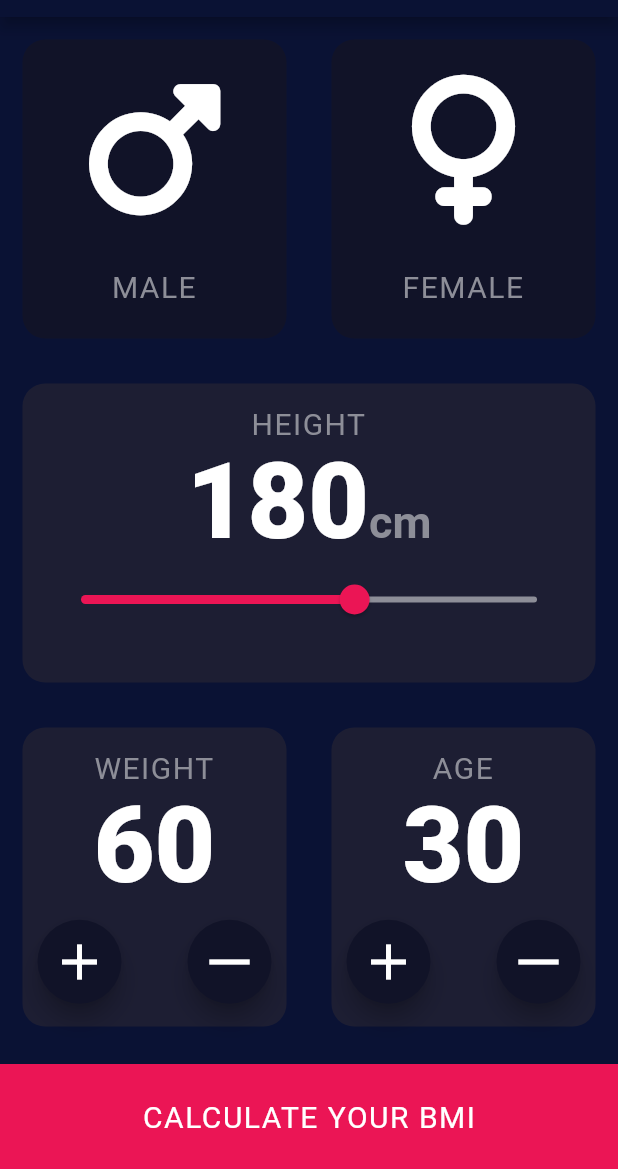
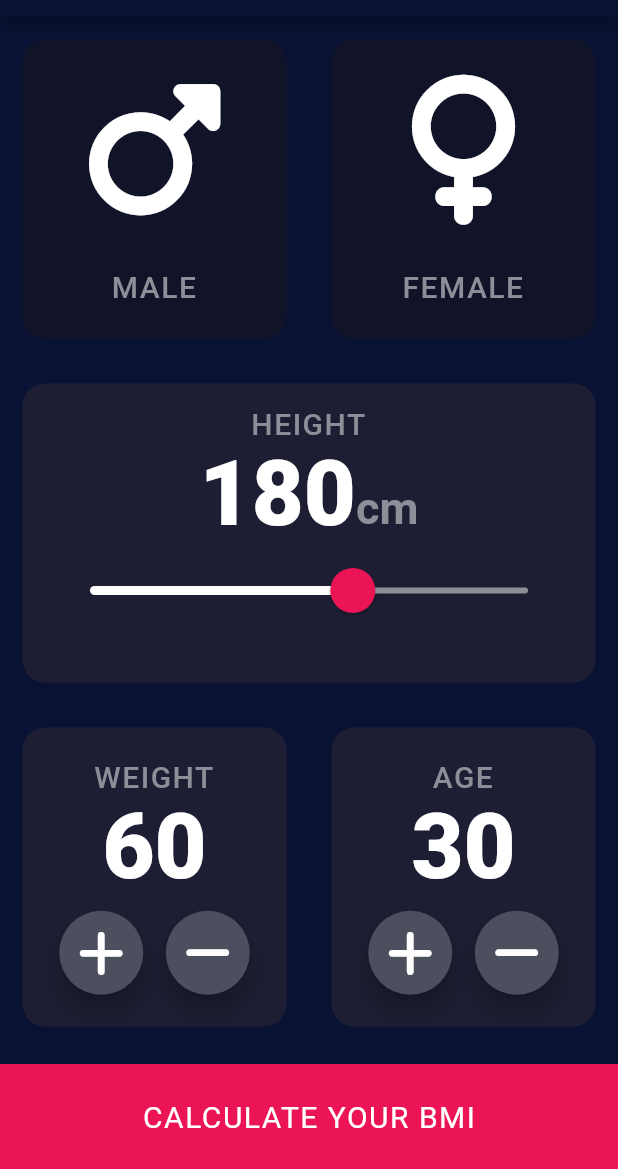
Before and after one commit to Rahul-Rasve/BMI-Calculator, a Flutter app: the screen it shows after launch, on a phone screen of 412 x 824 dp, the part 67-1236 px from its top. Run offline on Flutter 3.47's test engine with Material 2 defaults, Android fonts, the light colour scheme and no system bars; our stand-ins replace font_awesome_flutter.

Commit message:
Custom round icon buttons created.

```diff
--- a/lib/constants.dart
+++ b/lib/constants.dart
@@ -4,16 +4,19 @@ const kBottomContainerHeight = 70.0;
 const kActiveCardColor = Color(0xFF1D1E33);
 const kInactiveCardColor = Color(0xFF111328);
 const kActiveBottomContainerColor = Color(0xFFEB1555);
-const kActiveSliderColor = Color(0xFFEB1555);
+const kThumbColor = Color(0xFFEB1555);
 const kInactiveSliderColor = Color(0xFF8D8E98);
+const kOverlayThumbColor = Color(0x25EB1555);
+const kRoundButtonBackground = Color(0xFF4C4F5E);
 
 const kLabelText = TextStyle(
   fontSize: 20.0,
   color: Color(0xFF8D8E98),
   letterSpacing: 1.0,
+  fontWeight: FontWeight.w500,
 );
 
 const kLabelNumber = TextStyle(
-  fontSize: 70.0,
+  fontSize: 60.0,
   fontWeight: FontWeight.w900,
 );
--- a/lib/input_page.dart
+++ b/lib/input_page.dart
@@ -1,7 +1,8 @@
-// ignore_for_file: prefer_const_constructors, prefer_const_literals_to_create_immutables
+// ignore_for_file: prefer_const_constructors, prefer_const_literals_to_create_immutables, use_key_in_widget_constructors, prefer_const_constructors_in_immutables
 
 import 'package:bmi_calculator/constants.dart';
 import 'package:bmi_calculator/reusable_icon_widget.dart';
+import 'package:bmi_calculator/round_icon_button.dart';
 import 'package:flutter/material.dart';
 import 'package:font_awesome_flutter/font_awesome_flutter.dart';
 import 'reusable_card.dart';
@@ -104,9 +105,18 @@ class _InputPageState extends State<InputPage> {
                               ),
                             ],
                           ),
-                          Slider(
-                            activeColor: kActiveSliderColor,
-                            inactiveColor: kInactiveSliderColor,
+                          SliderTheme(
+                            data: SliderTheme.of(context).copyWith(
+                              activeTrackColor: Colors.white,
+                              inactiveTrackColor: kInactiveSliderColor,
+                              thumbColor: kThumbColor,
+                              thumbShape: RoundSliderThumbShape(
+                                  enabledThumbRadius: 15.0),
+                              overlayShape:
+                                  RoundSliderOverlayShape(overlayRadius: 30.0),
+                              overlayColor: kOverlayThumbColor,
+                            ),
+                            child: Slider(
                               value: heightCount.toDouble(),
                               min: 120.0,
                               max: 220.0,
@@ -115,6 +125,7 @@ class _InputPageState extends State<InputPage> {
                                   heightCount = newValue.round();
                                 });
                               },
+                            ),
                           ),
                         ],
                       ),
@@ -148,33 +159,26 @@ class _InputPageState extends State<InputPage> {
                             height: 8.0,
                           ),
                           Row(
-                            mainAxisAlignment: MainAxisAlignment.spaceBetween,
+                            mainAxisAlignment: MainAxisAlignment.center,
                             children: [
-                              FloatingActionButton(
-                                backgroundColor: kInactiveCardColor,
-                                onPressed: () {
+                              RoundIconButton(
+                                icon: FontAwesomeIcons.plus,
+                                onPress: () {
                                   setState(() {
                                     ++weightCounter;
                                   });
                                 },
-                                child: Icon(
-                                  Icons.add,
-                                  size: 40.0,
-                                  color: Colors.white,
                               ),
+                              SizedBox(
+                                width: 15.0,
                               ),
-                              FloatingActionButton(
-                                backgroundColor: kInactiveCardColor,
-                                onPressed: () {
+                              RoundIconButton(
+                                icon: FontAwesomeIcons.minus,
+                                onPress: () {
                                   setState(() {
                                     --weightCounter;
                                   });
                                 },
-                                child: Icon(
-                                  Icons.horizontal_rule,
-                                  size: 40.0,
-                                  color: Colors.white,
-                                ),
                               ),
                             ],
                           ),
@@ -204,33 +208,26 @@ class _InputPageState extends State<InputPage> {
                             height: 8.0,
                           ),
                           Row(
-                            mainAxisAlignment: MainAxisAlignment.spaceBetween,
+                            mainAxisAlignment: MainAxisAlignment.center,
                             children: [
-                              FloatingActionButton(
-                                backgroundColor: kInactiveCardColor,
-                                onPressed: () {
+                              RoundIconButton(
+                                icon: FontAwesomeIcons.plus,
+                                onPress: () {
                                   setState(() {
                                     ++ageCount;
                                   });
                                 },
-                                child: Icon(
-                                  Icons.add,
-                                  size: 40.0,
-                                  color: Colors.white,
                               ),
+                              SizedBox(
+                                width: 15.0,
                               ),
-                              FloatingActionButton(
-                                backgroundColor: kInactiveCardColor,
-                                onPressed: () {
+                              RoundIconButton(
+                                icon: FontAwesomeIcons.minus,
+                                onPress: () {
                                   setState(() {
                                     --ageCount;
                                   });
                                 },
-                                child: Icon(
-                                  Icons.horizontal_rule,
-                                  size: 40.0,
-                                  color: Colors.white,
-                                ),
                               ),
                             ],
                           ),
--- /dev/null
+++ b/lib/round_icon_button.dart
@@ -0,0 +1,31 @@
+// ignore_for_file: prefer_const_constructors, use_key_in_widget_constructors, prefer_const_constructors_in_immutables
+
+import 'package:flutter/material.dart';
+
+import 'constants.dart';
+
+class RoundIconButton extends StatelessWidget {
+  RoundIconButton({required this.icon, required this.onPress});
+
+  final IconData icon;
+  final VoidCallback? onPress;
+
+  @override
+  Widget build(BuildContext context) {
+    return RawMaterialButton(
+      shape: CircleBorder(),
+      elevation: 6.0,
+      constraints: BoxConstraints.tightFor(
+        width: 56.0,
+        height: 56.0,
+      ),
+      fillColor: kRoundButtonBackground,
+      onPressed: onPress,
+      child: Icon(
+        icon,
+        size: 35.0,
+        color: Colors.white,
+      ),
+    );
+  }
+}
```
Lines whose indentation alone changed are shown as unchanged.
